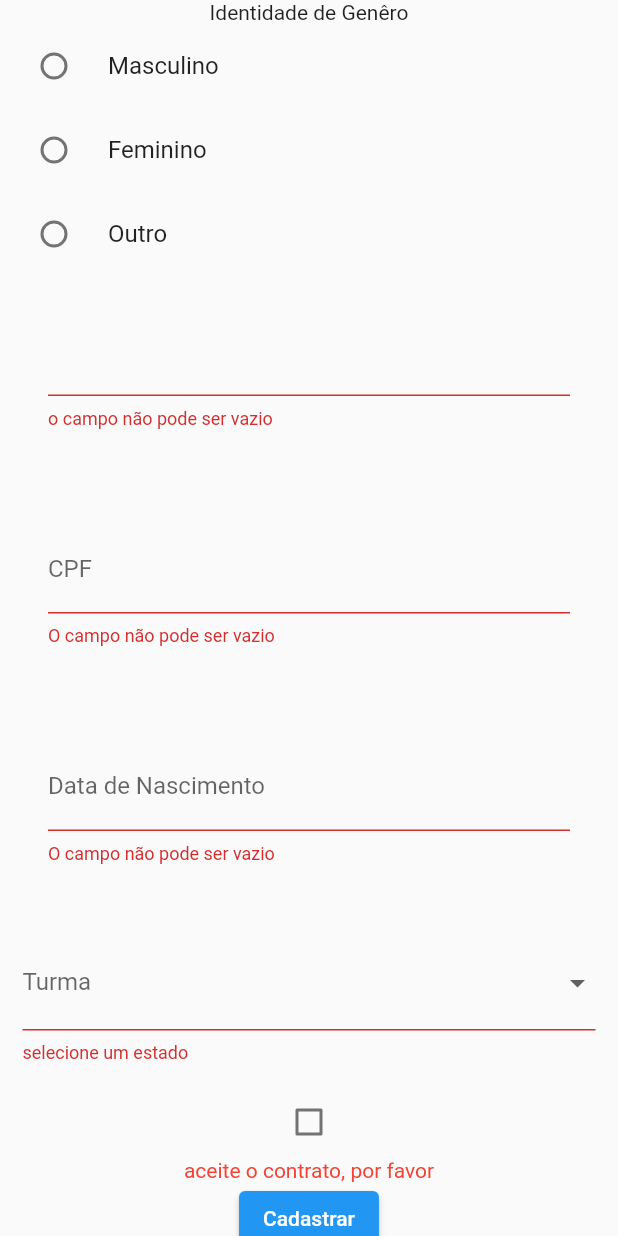
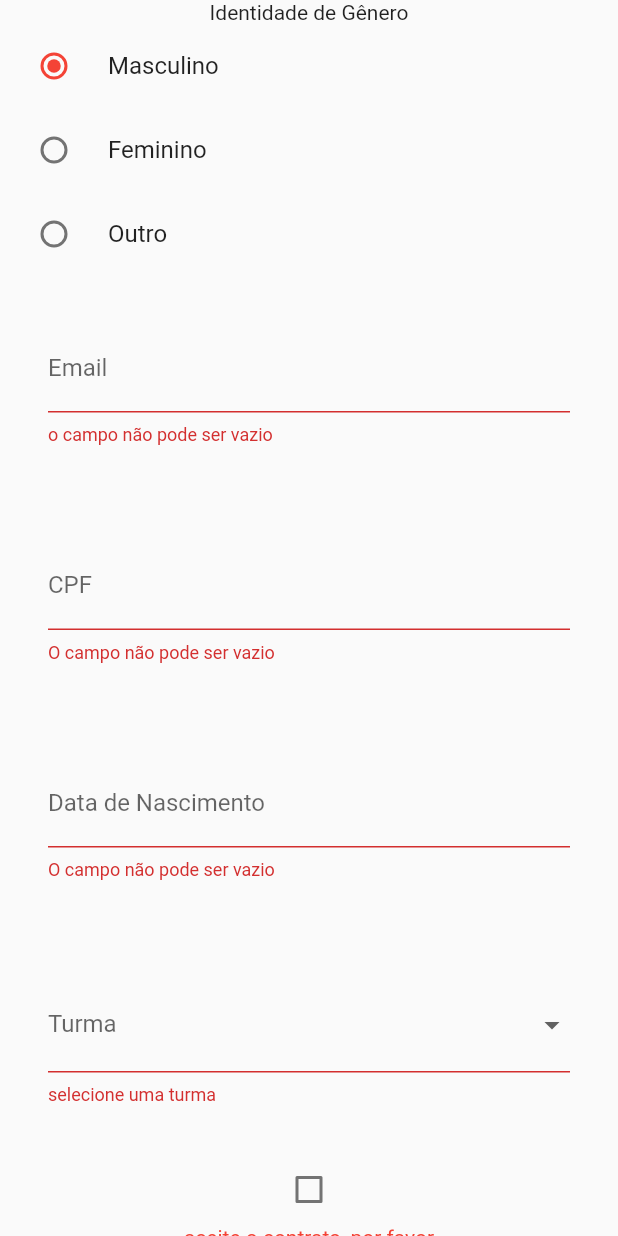
Before and after one commit to A-Vocado/FlutterSemanaTres, a Flutter app: the screen it shows after launch, after a tap on "Cadastrar", on a phone screen of 412 x 824 dp. Run offline on Flutter 3.47's test engine with Material 2 defaults, Android fonts, the phone set to English and light mode, and no system bars.

Commit message:
alterações em turma, gênero e nos teclados.

```diff
--- a/lib/birthday_field.dart
+++ b/lib/birthday_field.dart
@@ -11,6 +11,7 @@ class BirthField extends StatelessWidget {
     return Padding(
       padding: const EdgeInsets.all(32.0),
       child: TextFormField(
+        keyboardType: TextInputType.number,
         validator: Validator.validateBirth,
         decoration: const InputDecoration(
             hintText: 'dd/mmm/aaaa', labelText: 'Data de Nascimento'),
--- a/lib/cpf_field.dart
+++ b/lib/cpf_field.dart
@@ -1,4 +1,5 @@
 import 'package:flutter/material.dart';
+import 'package:flutter/services.dart';
 import 'package:formy/validator.dart';
 
 class CpfField extends StatelessWidget {
@@ -11,6 +12,7 @@ class CpfField extends StatelessWidget {
     return Padding(
       padding: const EdgeInsets.all(32.0),
       child: TextFormField(
+        keyboardType: TextInputType.number,
         validator: Validator.validateCPF,
         decoration:
             const InputDecoration(hintText: '000.000.000-00', labelText: 'CPF'),
--- a/lib/email_field.dart
+++ b/lib/email_field.dart
@@ -11,6 +11,8 @@ class EmailField extends StatelessWidget {
     return Padding(
       padding: const EdgeInsets.all(32.0),
       child: TextFormField(
+        decoration: const InputDecoration(labelText: 'Email'),
+        keyboardType: TextInputType.emailAddress,
         validator: Validator.validateEmail,
         onSaved: (value) {
           debugPrint('enviando dados para api');
--- a/lib/main.dart
+++ b/lib/main.dart
@@ -30,7 +30,7 @@ class Home extends StatefulWidget {
 class _HomeState extends State<Home> {
   final formMasterKey = GlobalKey<FormState>();
   bool isChecked = false;
-  String selectedGenre = '';
+  String selectedGenre = 'Masculino';
   @override
   Widget build(BuildContext context) {
     return Scaffold(
@@ -46,9 +46,12 @@ class _HomeState extends State<Home> {
                 child: Column(
                   mainAxisAlignment: MainAxisAlignment.center,
                   children: [
-                    Text('Identidade de Genêro'),
+                    const Text(
+                      'Identidade de Gênero',
+                      textAlign: TextAlign.start,
+                    ),
                     RadioListTile(
-                        title: Text('Masculino'),
+                        title: const Text('Masculino'),
                         activeColor: Colors.red,
                         value: 'Masculino',
                         groupValue: selectedGenre,
@@ -58,7 +61,7 @@ class _HomeState extends State<Home> {
                           });
                         }),
                     RadioListTile(
-                        title: Text('Feminino'),
+                        title: const Text('Feminino'),
                         activeColor: Colors.red,
                         value: 'Feminino',
                         groupValue: selectedGenre,
@@ -68,7 +71,7 @@ class _HomeState extends State<Home> {
                           });
                         }),
                     RadioListTile(
-                        title: Text('Outro'),
+                        title: const Text('Outro'),
                         activeColor: Colors.red,
                         value: 'Outro',
                         groupValue: selectedGenre,
@@ -81,11 +84,11 @@ class _HomeState extends State<Home> {
                     const CpfField(),
                     const BirthField(),
                     Padding(
-                      padding: const EdgeInsets.all(15.0),
+                      padding: const EdgeInsets.all(32.0),
                       child: DropdownButtonFormField<String>(
                         decoration: const InputDecoration(labelText: 'Turma'),
                         validator: Validator.validateStatesDropdown,
-                        items: ['Teste', 'NodeJS', 'QA']
+                        items: ['Flutter', 'NodeJS', 'QA']
                             .map<DropdownMenuItem<String>>(
                           (String value) {
                             return DropdownMenuItem<String>(
--- a/lib/validator.dart
+++ b/lib/validator.dart
@@ -35,7 +35,7 @@ class Validator {
 
   static String? validateStatesDropdown(String? value) {
     if (value == null || value.isEmpty) {
-      return "selecione um estado";
+      return "selecione uma turma";
     }
     return null;
   }
```
